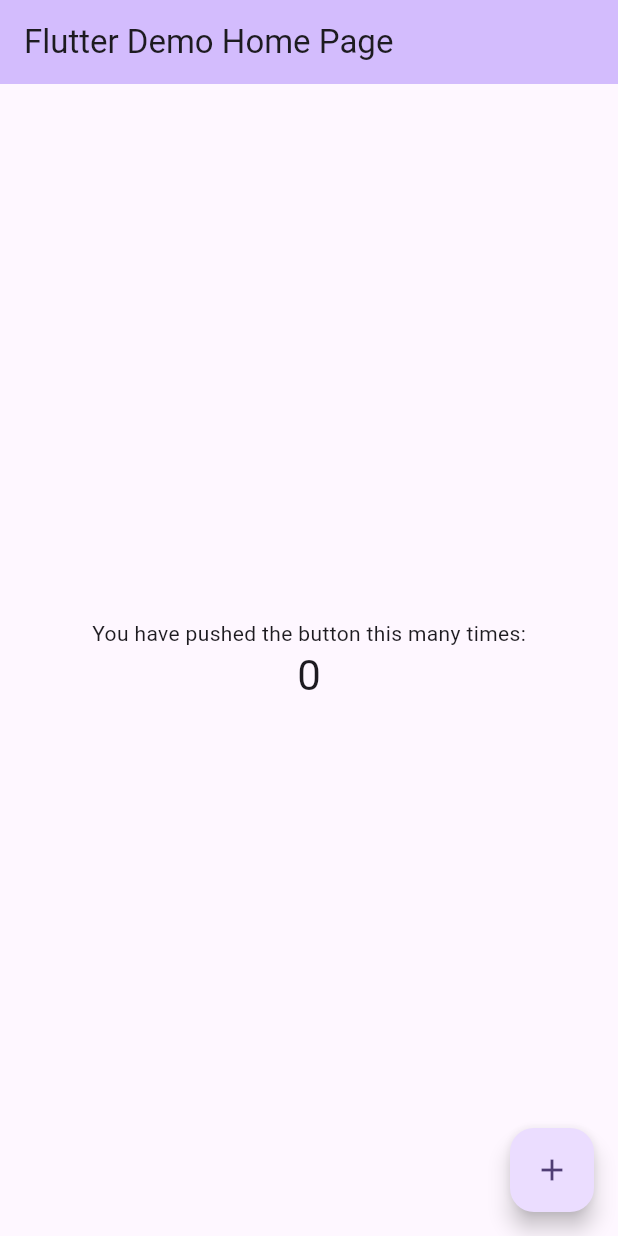
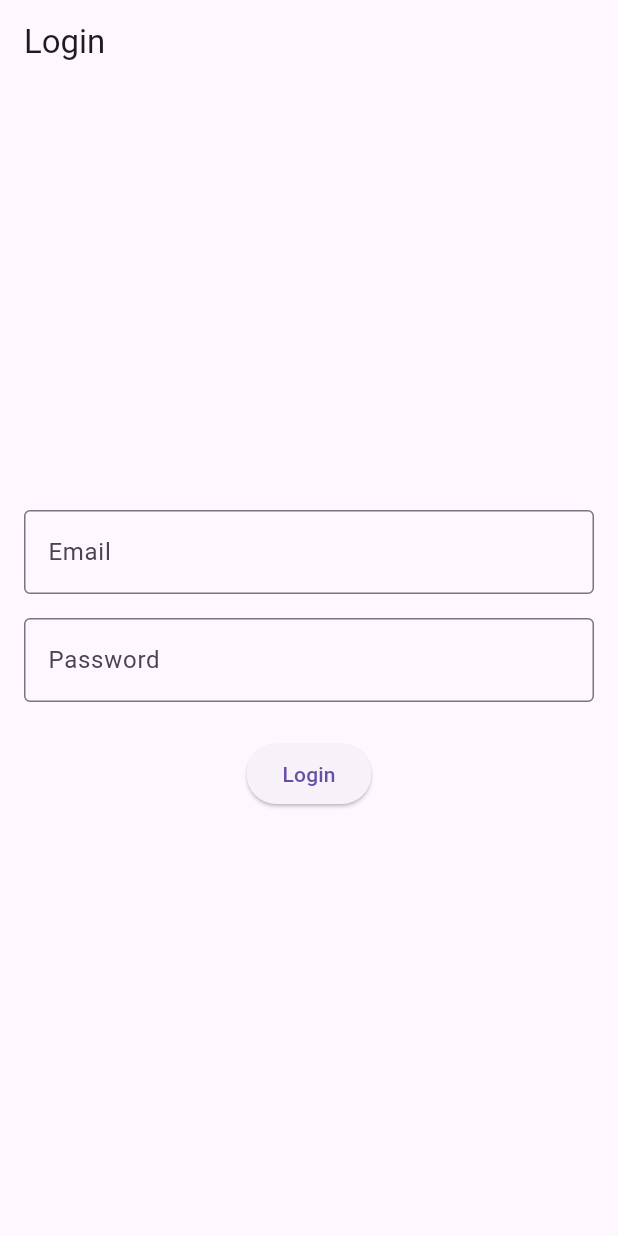
Before and after one commit to sathwikkotha022/school-application-management, a Flutter app: the screen it shows after launch, on a phone screen of 412 x 824 dp. Run offline on Flutter 3.47's test engine with Material 3 defaults, Android fonts, the light colour scheme and no system bars.

Commit message:
commiting few more files

```diff
--- a/frontend/lib/main.dart
+++ b/frontend/lib/main.dart
@@ -7,116 +7,70 @@ void main() {
 class MyApp extends StatelessWidget {
   const MyApp({super.key});
 
-  // This widget is the root of your application.
   @override
   Widget build(BuildContext context) {
     return MaterialApp(
-      title: 'Flutter Demo',
+      title: 'School Management App',
       theme: ThemeData(
-        // This is the theme of your application.
-        //
-        // TRY THIS: Try running your application with "flutter run". You'll see
-        // the application has a purple toolbar. Then, without quitting the app,
-        // try changing the seedColor in the colorScheme below to Colors.green
-        // and then invoke "hot reload" (save your changes or press the "hot
-        // reload" button in a Flutter-supported IDE, or press "r" if you used
-        // the command line to start the app).
-        //
-        // Notice that the counter didn't reset back to zero; the application
-        // state is not lost during the reload. To reset the state, use hot
-        // restart instead.
-        //
-        // This works for code too, not just values: Most code changes can be
-        // tested with just a hot reload.
-        colorScheme: .fromSeed(seedColor: Colors.deepPurple),
+        primarySwatch: Colors.blue,
       ),
-      home: const MyHomePage(title: 'Flutter Demo Home Page'),
+      home: const LoginPage(),
     );
   }
 }
 
-class MyHomePage extends StatefulWidget {
-  const MyHomePage({super.key, required this.title});
-
-  // This widget is the home page of your application. It is stateful, meaning
-  // that it has a State object (defined below) that contains fields that affect
-  // how it looks.
-
-  // This class is the configuration for the state. It holds the values (in this
-  // case the title) provided by the parent (in this case the App widget) and
-  // used by the build method of the State. Fields in a Widget subclass are
-  // always marked "final".
-
-  final String title;
+class LoginPage extends StatefulWidget {
+  const LoginPage({super.key});
 
   @override
-  State<MyHomePage> createState() => _MyHomePageState();
+  State<LoginPage> createState() => _LoginPageState();
 }
 
-class _MyHomePageState extends State<MyHomePage> {
-  int _counter = 0;
-
-  void _incrementCounter() {
-    setState(() {
-      // This call to setState tells the Flutter framework that something has
-      // changed in this State, which causes it to rerun the build method below
-      // so that the display can reflect the updated values. If we changed
-      // _counter without calling setState(), then the build method would not be
-      // called again, and so nothing would appear to happen.
-      _counter++;
-    });
-  }
+class _LoginPageState extends State<LoginPage> {
+  final _emailController = TextEditingController();
+  final _passwordController = TextEditingController();
 
   @override
   Widget build(BuildContext context) {
-    // This method is rerun every time setState is called, for instance as done
-    // by the _incrementCounter method above.
-    //
-    // The Flutter framework has been optimized to make rerunning build methods
-    // fast, so that you can just rebuild anything that needs updating rather
-    // than having to individually change instances of widgets.
     return Scaffold(
       appBar: AppBar(
-        // TRY THIS: Try changing the color here to a specific color (to
-        // Colors.amber, perhaps?) and trigger a hot reload to see the AppBar
-        // change color while the other colors stay the same.
-        backgroundColor: Theme.of(context).colorScheme.inversePrimary,
-        // Here we take the value from the MyHomePage object that was created by
-        // the App.build method, and use it to set our appbar title.
-        title: Text(widget.title),
+        title: const Text('Login'),
       ),
-      body: Center(
-        // Center is a layout widget. It takes a single child and positions it
-        // in the middle of the parent.
+      body: Padding(
+        padding: const EdgeInsets.all(16.0),
         child: Column(
-          // Column is also a layout widget. It takes a list of children and
-          // arranges them vertically. By default, it sizes itself to fit its
-          // children horizontally, and tries to be as tall as its parent.
-          //
-          // Column has various properties to control how it sizes itself and
-          // how it positions its children. Here we use mainAxisAlignment to
-          // center the children vertically; the main axis here is the vertical
-          // axis because Columns are vertical (the cross axis would be
-          // horizontal).
-          //
-          // TRY THIS: Invoke "debug painting" (choose the "Toggle Debug Paint"
-          // action in the IDE, or press "p" in the console), to see the
-          // wireframe for each widget.
-          mainAxisAlignment: .center,
+          mainAxisAlignment: MainAxisAlignment.center,
           children: [
-            const Text('You have pushed the button this many times:'),
-            Text(
-              '$_counter',
-              style: Theme.of(context).textTheme.headlineMedium,
+            TextField(
+              controller: _emailController,
+              decoration: const InputDecoration(
+                labelText: 'Email',
+                border: OutlineInputBorder(),
+              ),
+              keyboardType: TextInputType.emailAddress,
+            ),
+            const SizedBox(height: 16),
+            TextField(
+              controller: _passwordController,
+              decoration: const InputDecoration(
+                labelText: 'Password',
+                border: OutlineInputBorder(),
+              ),
+              obscureText: true,
+            ),
+            const SizedBox(height: 24),
+            ElevatedButton(
+              onPressed: () {
+                // TODO: Implement login logic
+                ScaffoldMessenger.of(context).showSnackBar(
+                  const SnackBar(content: Text('Login functionality coming soon!')),
+                );
+              },
+              child: const Text('Login'),
             ),
           ],
         ),
       ),
-      floatingActionButton: FloatingActionButton(
-        onPressed: _incrementCounter,
-        tooltip: 'Increment',
-        child: const Icon(Icons.add),
-      ),
     );
   }
 }
--- a/frontend/pubspec.yaml
+++ b/frontend/pubspec.yaml
@@ -34,6 +34,9 @@ dependencies:
   # The following adds the Cupertino Icons font to your application.
   # Use with the CupertinoIcons class for iOS style icons.
   cupertino_icons: ^1.0.8
+  http: ^1.2.1
+  provider: ^6.1.2
+  shared_preferences: ^2.2.3
 
 dev_dependencies:
   flutter_test:
@@ -69,7 +72,7 @@ flutter:
   # https://flutter.dev/to/asset-from-package
 
   # To add custom fonts to your application, add a fonts section here,
-  # in this "flutter" section. Each entry in this list should have a
+  # in this "flutter" section. Each entry in the list should have a
   # "family" key with the font family name, and a "fonts" key with a
   # list giving the asset and other descriptors for the font. For
   # example:
```
Also changed, not shown: frontend/pubspec.lock, 1 other file.
